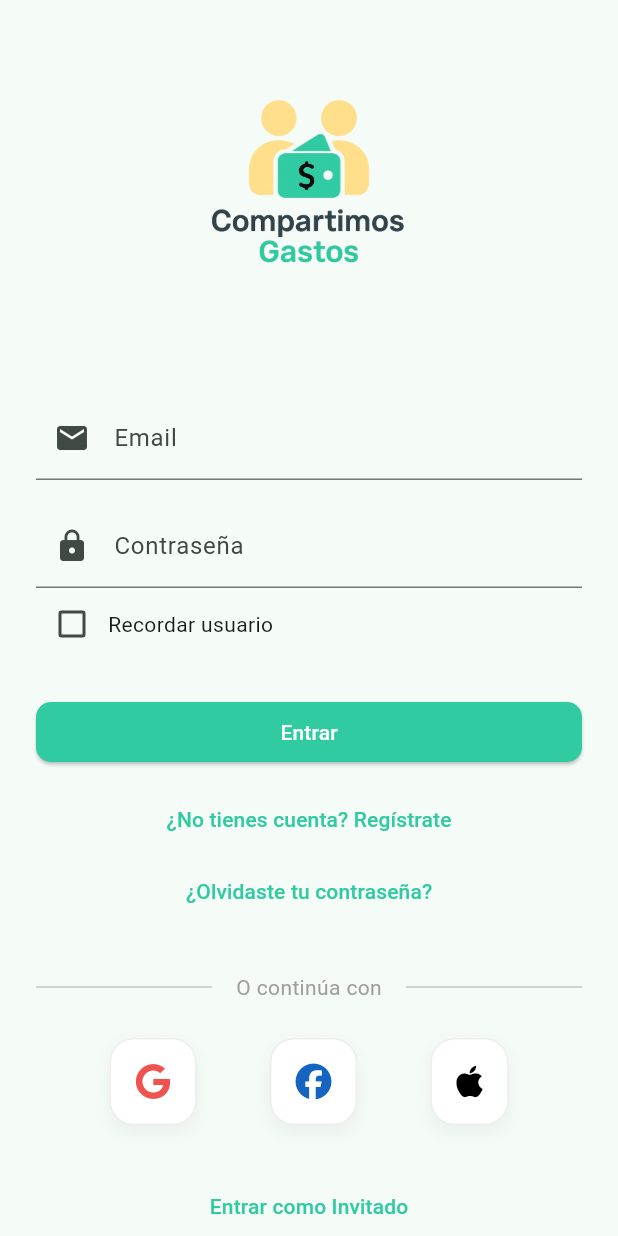
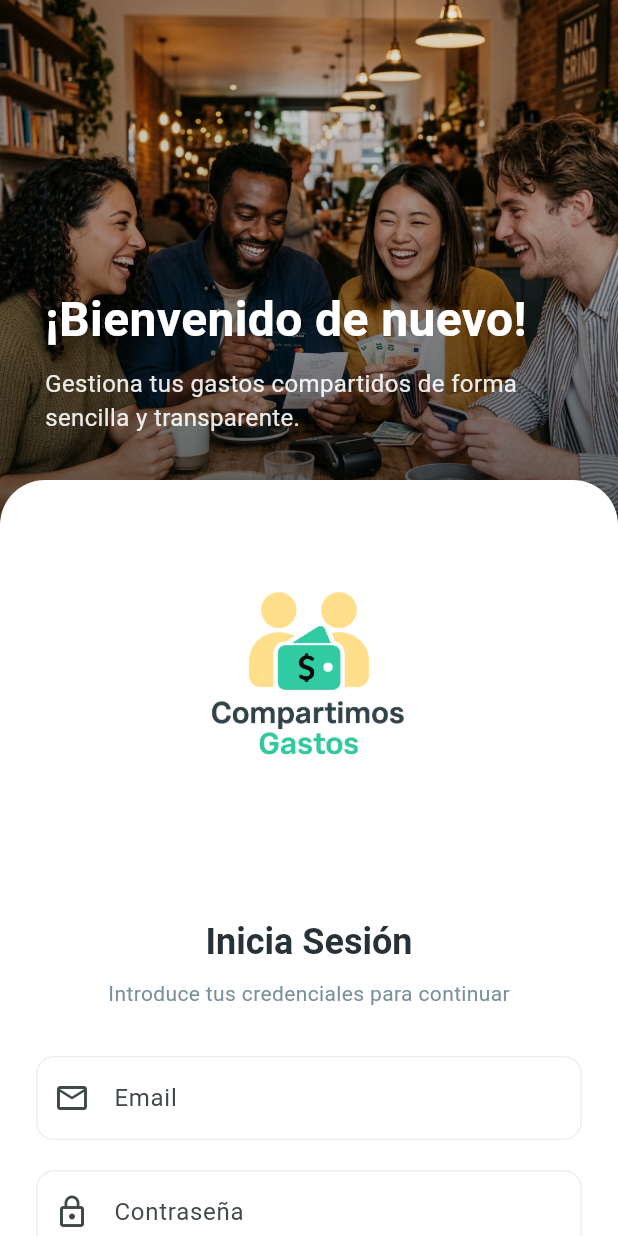
Before and after one commit to joseroyo3/compartimos_gastos_app, a Flutter app: the screen it shows after launch, on a phone screen of 412 x 824 dp. Run offline on Flutter 3.47's test engine with Material 3 defaults, Android fonts, the light colour scheme and no system bars; our stand-ins replace cloud_firestore, firebase_auth, firebase_core, font_awesome_flutter, google_sign_in, shared_preferences and 1 more; missing offline and left inert: flutter_facebook_auth; accounts and stored records are empty.

Commit message:
style: redesign login screen for responsiveness and premium look

```diff
--- a/lib/screens/login_screen.dart
+++ b/lib/screens/login_screen.dart
@@ -78,65 +78,187 @@ class _LoginScreenState extends State<LoginScreen> {
   @override
   Widget build(BuildContext context) {
     return Scaffold(
-      body: Center(
+      backgroundColor: Colors.white,
+      body: LayoutBuilder(
+        builder: (context, constraints) {
+          if (constraints.maxWidth > 850) {
+            // DESKTOP / TABLET HORIZONTAL
+            return Row(
+              children: [
+                Expanded(
+                  flex: 1,
+                  child: _buildHeroImage(isMobile: false),
+                ),
+                Expanded(
+                  flex: 1,
+                  child: Center(
                     child: SingleChildScrollView(
-          padding: const EdgeInsets.all(24),
-          child: Center(
-            child: ConstrainedBox(
+                      padding: const EdgeInsets.all(40),
+                      child: _buildLoginForm(),
+                    ),
+                  ),
+                ),
+              ],
+            );
+          } else {
+            // MOBILE / TABLET VERTICAL
+            return SingleChildScrollView(
+              child: Column(
+                children: [
+                   _buildHeroImage(isMobile: true),
+                  Transform.translate(
+                    offset: const Offset(0, -30),
+                    child: Container(
+                      decoration: const BoxDecoration(
+                        color: Colors.white,
+                        borderRadius: BorderRadius.only(
+                          topLeft: Radius.circular(30),
+                          topRight: Radius.circular(30),
+                        ),
+                      ),
+                      padding: const EdgeInsets.symmetric(horizontal: 24, vertical: 32),
+                      child: _buildLoginForm(),
+                    ),
+                  ),
+                ],
+              ),
+            );
+          }
+        },
+      ),
+    );
+  }
+
+  Widget _buildHeroImage({required bool isMobile}) {
+    return Stack(
+      children: [
+        Container(
+          height: isMobile ? 350 : double.infinity,
+          width: double.infinity,
+          decoration: const BoxDecoration(
+            image: DecorationImage(
+              image: AssetImage('lib/assets/images/login_hero.png'),
+              fit: BoxFit.cover,
+            ),
+          ),
+        ),
+        Container(
+          height: isMobile ? 350 : double.infinity,
+          decoration: BoxDecoration(
+            gradient: LinearGradient(
+              begin: Alignment.topCenter,
+              end: Alignment.bottomCenter,
+              colors: [
+                Colors.black.withOpacity(0.1),
+                Colors.black.withOpacity(0.6),
+              ],
+            ),
+          ),
+        ),
+        Positioned(
+          bottom: isMobile ? 60 : 40,
+          left: 30,
+          right: 30,
+          child: Column(
+            crossAxisAlignment: CrossAxisAlignment.start,
+            children: [
+              const Text(
+                "¡Bienvenido de nuevo!",
+                style: TextStyle(
+                  color: Colors.white,
+                  fontSize: 32,
+                  fontWeight: FontWeight.bold,
+                ),
+              ),
+              const SizedBox(height: 8),
+              Text(
+                "Gestiona tus gastos compartidos de forma sencilla y transparente.",
+                style: TextStyle(
+                  color: Colors.white.withOpacity(0.9),
+                  fontSize: 16,
+                ),
+              ),
+            ],
+          ),
+        ),
+      ],
+    );
+  }
+
+  Widget _buildLoginForm() {
+    return ConstrainedBox(
       constraints: const BoxConstraints(maxWidth: 400),
       child: Form(
         key: _formKey,
         child: Column(
           children: [
             const LogoWidget(),
+            const SizedBox(height: 20),
+            Text(
+              "Inicia Sesión",
+              style: Theme.of(context).textTheme.headlineSmall?.copyWith(
+                    fontWeight: FontWeight.bold,
+                    color: Colors.blueGrey.shade900,
+                  ),
+            ),
+            const SizedBox(height: 8),
+            Text(
+              "Introduce tus credenciales para continuar",
+              style: TextStyle(color: Colors.blueGrey.shade400),
+            ),
+            const SizedBox(height: 32),
             TextFormField(
               controller: _emailCtrl,
-                      decoration: const InputDecoration(
+              decoration: InputDecoration(
                 labelText: "Email",
-                        prefixIcon: Icon(Icons.email),
+                prefixIcon: const Icon(Icons.email_outlined),
+                border: OutlineInputBorder(
+                  borderRadius: BorderRadius.circular(12),
+                ),
+                enabledBorder: OutlineInputBorder(
+                  borderRadius: BorderRadius.circular(12),
+                  borderSide: BorderSide(color: Colors.grey.shade200),
+                ),
               ),
               validator: (v) => v!.isEmpty ? 'Requerido' : null,
             ),
-                    const SizedBox(height: 16),
+            const SizedBox(height: 20),
             TextFormField(
               controller: _passCtrl,
               obscureText: true,
-                      decoration: const InputDecoration(
+              decoration: InputDecoration(
                 labelText: "Contraseña",
-                        prefixIcon: Icon(Icons.lock),
+                prefixIcon: const Icon(Icons.lock_outline),
+                border: OutlineInputBorder(
+                  borderRadius: BorderRadius.circular(12),
+                ),
+                enabledBorder: OutlineInputBorder(
+                  borderRadius: BorderRadius.circular(12),
+                  borderSide: BorderSide(color: Colors.grey.shade200),
+                ),
               ),
               validator: (v) => v!.isEmpty ? 'Requerido' : null,
             ),
+            const SizedBox(height: 8),
+            Row(
+              mainAxisAlignment: MainAxisAlignment.spaceBetween,
+              children: [
                 Row(
                   children: [
-                        Checkbox(
+                    SizedBox(
+                      height: 24,
+                      width: 24,
+                      child: Checkbox(
                         value: _rememberMe,
                         onChanged: (v) => _toggleRememberMe(v ?? false),
+                        shape: RoundedRectangleBorder(
+                          borderRadius: BorderRadius.circular(4),
                         ),
+                      ),
+                    ),
+                    const SizedBox(width: 8),
                     const Text('Recordar usuario'),
                   ],
-                    ),
-                    const SizedBox(height: 24),
-                    if (_isLoading)
-                      const CircularProgressIndicator()
-                    else ...[
-                      SizedBox(
-                        width: double.infinity,
-                        child: ElevatedButton(
-                          onPressed: () => _executeAuth(
-                            () => _controller.login(
-                              _emailCtrl.text.trim(),
-                              _passCtrl.text.trim(),
-                            ),
-                          ),
-                          child: const Text("Entrar"),
-                        ),
-                      ),
-                      const SizedBox(height: 10),
-                      TextButton(
-                        onPressed: () =>
-                            AuthDialogs.showRegister(context, _controller),
-                        child: const Text("¿No tienes cuenta? Regístrate"),
                 ),
                 TextButton(
                   onPressed: () => AuthDialogs.showForgotPass(
@@ -146,7 +268,49 @@ class _LoginScreenState extends State<LoginScreen> {
                   ),
                   child: const Text('¿Olvidaste tu contraseña?'),
                 ),
-                      const SizedBox(height: 30),
+              ],
+            ),
+            const SizedBox(height: 24),
+            if (_isLoading)
+              const CircularProgressIndicator()
+            else ...[
+              SizedBox(
+                width: double.infinity,
+                height: 50,
+                child: ElevatedButton(
+                  style: ElevatedButton.styleFrom(
+                    shape: RoundedRectangleBorder(
+                      borderRadius: BorderRadius.circular(12),
+                    ),
+                    backgroundColor: Colors.blue.shade700,
+                    foregroundColor: Colors.white,
+                    elevation: 0,
+                  ),
+                  onPressed: () => _executeAuth(
+                    () => _controller.login(
+                      _emailCtrl.text.trim(),
+                      _passCtrl.text.trim(),
+                    ),
+                  ),
+                  child: const Text(
+                    "Entrar",
+                    style: TextStyle(fontSize: 16, fontWeight: FontWeight.bold),
+                  ),
+                ),
+              ),
+              const SizedBox(height: 16),
+              Row(
+                mainAxisAlignment: MainAxisAlignment.center,
+                children: [
+                  const Text("¿No tienes cuenta?"),
+                  TextButton(
+                    onPressed: () =>
+                        AuthDialogs.showRegister(context, _controller),
+                    child: const Text("Regístrate"),
+                  ),
+                ],
+              ),
+              const SizedBox(height: 24),
               Row(
                 children: const [
                   Expanded(child: Divider()),
@@ -154,7 +318,7 @@ class _LoginScreenState extends State<LoginScreen> {
                     padding: EdgeInsets.symmetric(horizontal: 16),
                     child: Text(
                       "O continúa con",
-                              style: TextStyle(color: Colors.grey),
+                      style: TextStyle(color: Colors.grey, fontSize: 13),
                     ),
                   ),
                   Expanded(child: Divider()),
@@ -162,24 +326,26 @@ class _LoginScreenState extends State<LoginScreen> {
               ),
               const SizedBox(height: 24),
               Row(
-                        mainAxisAlignment: MainAxisAlignment.spaceEvenly,
+                mainAxisAlignment: MainAxisAlignment.center, // Centered for cleaner look
                 children: [
                   _socialButton(
                     icon: FontAwesomeIcons.google,
-                            color: Colors.red.shade400,
+                    color: const Color(0xffDB4437),
                     onTap: () => _executeAuth(
                       () => _controller.signInWithGoogle(),
                       validate: false,
                     ),
                   ),
+                  const SizedBox(width: 20),
                   _socialButton(
                     icon: FontAwesomeIcons.facebook,
-                            color: Colors.blue.shade800,
+                    color: const Color(0xff4267B2),
                     onTap: () => _executeAuth(
                       () => _controller.signInWithFacebook(),
                       validate: false,
                     ),
                   ),
+                  const SizedBox(width: 20),
                   _socialButton(
                     icon: FontAwesomeIcons.apple,
                     color: Colors.black,
@@ -190,22 +356,17 @@ class _LoginScreenState extends State<LoginScreen> {
                   ),
                 ],
               ),
-                      const SizedBox(height: 30),
-                      SizedBox(
-                        child: TextButton(
+              const SizedBox(height: 32),
+              TextButton.icon(
+                icon: const Icon(Icons.person_outline),
                 onPressed: () => _executeAuth(
                   () => _controller.signInAnonymously(),
                   validate: false,
                 ),
-                          child: const Text("Entrar como Invitado"),
-                        ),
+                label: const Text("Entrar como Invitado"),
               ),
             ],
           ],
-                ),
-              ),
-            ),
-          ),
         ),
       ),
     );
@@ -220,7 +381,8 @@ class _LoginScreenState extends State<LoginScreen> {
       onTap: onTap,
       borderRadius: BorderRadius.circular(16),
       child: Container(
-        padding: const EdgeInsets.all(16),
+        height: 60,
+        width: 60,
         decoration: BoxDecoration(
           color: Colors.white,
           borderRadius: BorderRadius.circular(16),
@@ -231,14 +393,16 @@ class _LoginScreenState extends State<LoginScreen> {
               offset: const Offset(0, 5),
             ),
           ],
-          border: Border.all(color: Colors.grey.shade200),
+          border: Border.all(color: Colors.grey.shade100),
         ),
+        child: Center(
           child: FaIcon(
             icon,
             color: color,
             size: 24,
           ),
         ),
+      ),
     );
   }
 }
--- a/pubspec.yaml
+++ b/pubspec.yaml
@@ -33,6 +33,7 @@ flutter:
 
   assets:
     - lib/assets/images/logo/
+    - lib/assets/images/login_hero.png
 
 flutter_launcher_icons:
   android: "launcher_icon"
```
Also changed, not shown: lib/assets/images/login_hero.png (added). Lines whose indentation alone changed are shown as unchanged.
